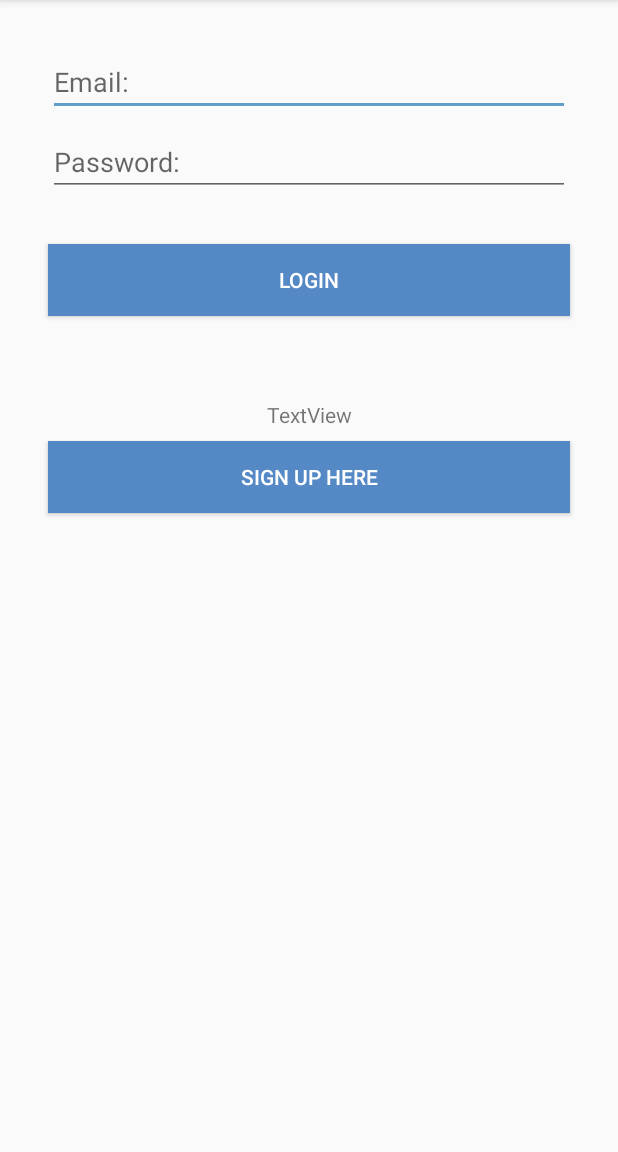
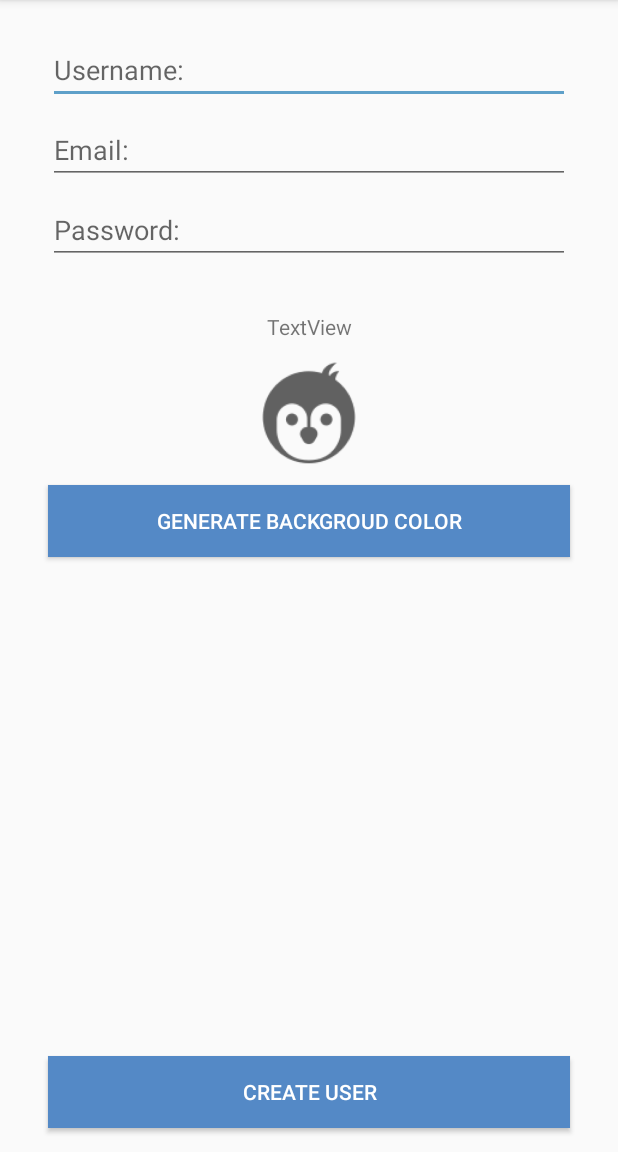
Before and after one commit to labelz/Smack, an Android app: the LoginActivity screen opened directly, with no data from a screen before it, after a tap on "SIGN UP HERE", on a phone screen of 412 x 824 dp, the part 84-1236 px from its top. Run offline under Robolectric (Android 15) with nearby library versions, the phone set to English and light mode, and no system bars.

Commit message:
add create page

```diff
--- a/app/src/main/AndroidManifest.xml
+++ b/app/src/main/AndroidManifest.xml
@@ -20,6 +20,8 @@
         </activity>
         <activity android:name=".Controller.LoginActivity">
         </activity>
+        <activity android:name=".CreateUserActivity">
+        </activity>
     </application>
 
 </manifest>
--- a/app/src/main/java/th/co/bluesharp/smack/Controller/LoginActivity.kt
+++ b/app/src/main/java/th/co/bluesharp/smack/Controller/LoginActivity.kt
@@ -1,8 +1,10 @@
 package th.co.bluesharp.smack.Controller
 
+import android.content.Intent
+import android.os.Bundle
 import android.support.v7.app.AppCompatActivity
-import android.os.Bundle
 import android.view.View
+import th.co.bluesharp.smack.CreateUserActivity
 import th.co.bluesharp.smack.R
 
 class LoginActivity : AppCompatActivity() {
@@ -13,7 +15,8 @@ class LoginActivity : AppCompatActivity() {
     }
 
     fun loginCreateBtnClicked(view:View){
-
+        val createIntent = Intent(this, CreateUserActivity::class.java)
+        startActivity(createIntent)
     }
 
     fun loginBtnClicked(view: View){
--- /dev/null
+++ b/app/src/main/java/th/co/bluesharp/smack/CreateUserActivity.kt
@@ -0,0 +1,25 @@
+package th.co.bluesharp.smack
+
+import android.os.Bundle
+import android.support.v7.app.AppCompatActivity
+import android.view.View
+
+class CreateUserActivity : AppCompatActivity() {
+
+    override fun onCreate(savedInstanceState: Bundle?) {
+        super.onCreate(savedInstanceState)
+        setContentView(R.layout.activity_create_user)
+    }
+
+    fun changeBgBtnClicked(view: View) {
+
+    }
+
+    fun createUserBtnClicked(view: View) {
+
+    }
+
+    fun changeImageClicked(view: View) {
+
+    }
+}
--- /dev/null
+++ b/app/src/main/res/layout/activity_create_user.xml
@@ -0,0 +1,71 @@
+<?xml version="1.0" encoding="utf-8"?>
+<android.support.constraint.ConstraintLayout
+        xmlns:android="http://schemas.android.com/apk/res/android"
+        xmlns:tools="http://schemas.android.com/tools"
+        xmlns:app="http://schemas.android.com/apk/res-auto"
+        android:layout_width="match_parent"
+        android:layout_height="match_parent"
+        tools:context=".CreateUserActivity">
+
+    <EditText
+            android:layout_width="0dp"
+            android:layout_height="wrap_content"
+            android:inputType="textPersonName"
+            android:ems="10"
+            app:layout_constraintTop_toTopOf="parent"
+            android:layout_marginTop="24dp" android:id="@+id/createUsernameText"
+            app:layout_constraintStart_toStartOf="parent"
+            android:layout_marginStart="32dp" app:layout_constraintEnd_toEndOf="parent"
+            android:layout_marginEnd="32dp" android:hint="Username:"/>
+    <EditText
+            android:layout_width="0dp"
+            android:layout_height="wrap_content"
+            android:inputType="textEmailAddress"
+            android:ems="10"
+            app:layout_constraintStart_toStartOf="parent"
+            android:id="@+id/createEmailText" android:layout_marginTop="8dp"
+            app:layout_constraintTop_toBottomOf="@+id/createUsernameText" android:layout_marginEnd="32dp"
+            app:layout_constraintEnd_toEndOf="parent" android:layout_marginStart="32dp" android:hint="Email:"/>
+    <EditText
+            android:layout_width="0dp"
+            android:layout_height="wrap_content"
+            android:inputType="textPassword"
+            android:ems="10"
+            android:id="@+id/createPasswordText" android:layout_marginTop="8dp"
+            app:layout_constraintTop_toBottomOf="@+id/createEmailText" app:layout_constraintStart_toStartOf="parent"
+            android:layout_marginStart="32dp" android:layout_marginEnd="32dp"
+            app:layout_constraintEnd_toEndOf="parent" android:hint="Password:"/>
+    <TextView
+            android:text="TextView"
+            android:layout_width="wrap_content"
+            android:layout_height="wrap_content"
+            android:id="@+id/textView2" android:layout_marginTop="32dp"
+            app:layout_constraintTop_toBottomOf="@+id/createPasswordText" app:layout_constraintStart_toStartOf="parent"
+            android:layout_marginStart="8dp" app:layout_constraintEnd_toEndOf="parent" android:layout_marginEnd="8dp"
+            tools:text="Tab to generate user avatar"/>
+    <Button
+            android:text="GENERATE BACKGROUD COLOR"
+            android:layout_width="0dp"
+            android:layout_height="wrap_content"
+            android:id="@+id/changeBgBtn"
+            android:layout_marginEnd="32dp"
+            app:layout_constraintEnd_toEndOf="parent" app:layout_constraintStart_toStartOf="parent"
+            android:layout_marginStart="32dp" android:background="@color/colorPrimary"
+            android:textColor="@android:color/white"
+            android:layout_marginTop="8dp" app:layout_constraintTop_toBottomOf="@+id/createUserImage"
+            android:onClick="changeBgBtnClicked"/>
+    <Button
+            android:text="CREATE USER"
+            android:layout_width="0dp"
+            android:layout_height="wrap_content" app:layout_constraintStart_toStartOf="parent"
+            app:layout_constraintBottom_toBottomOf="parent" app:layout_constraintEnd_toEndOf="parent"
+            android:layout_marginBottom="16dp" android:id="@+id/createUserBtn" android:layout_marginEnd="32dp"
+            android:layout_marginStart="32dp" android:background="@color/colorPrimary"
+            android:textColor="@android:color/white" android:onClick="createUserBtnClicked"/>
+    <ImageView
+            android:layout_width="80dp"
+            android:layout_height="80dp" app:srcCompat="@drawable/dark1"
+            app:layout_constraintStart_toStartOf="parent" app:layout_constraintEnd_toEndOf="parent"
+            android:id="@+id/createUserImage" android:layout_marginTop="8dp"
+            app:layout_constraintTop_toBottomOf="@+id/textView2" android:onClick="changeImageClicked"/>
+</android.support.constraint.ConstraintLayout>
```
